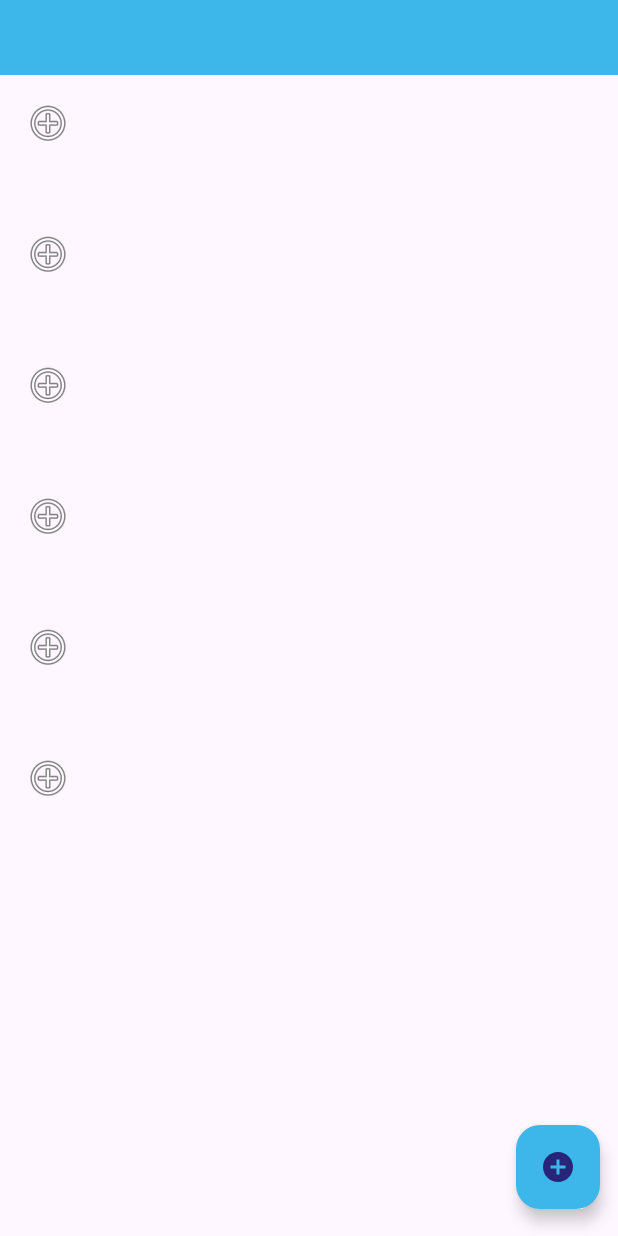
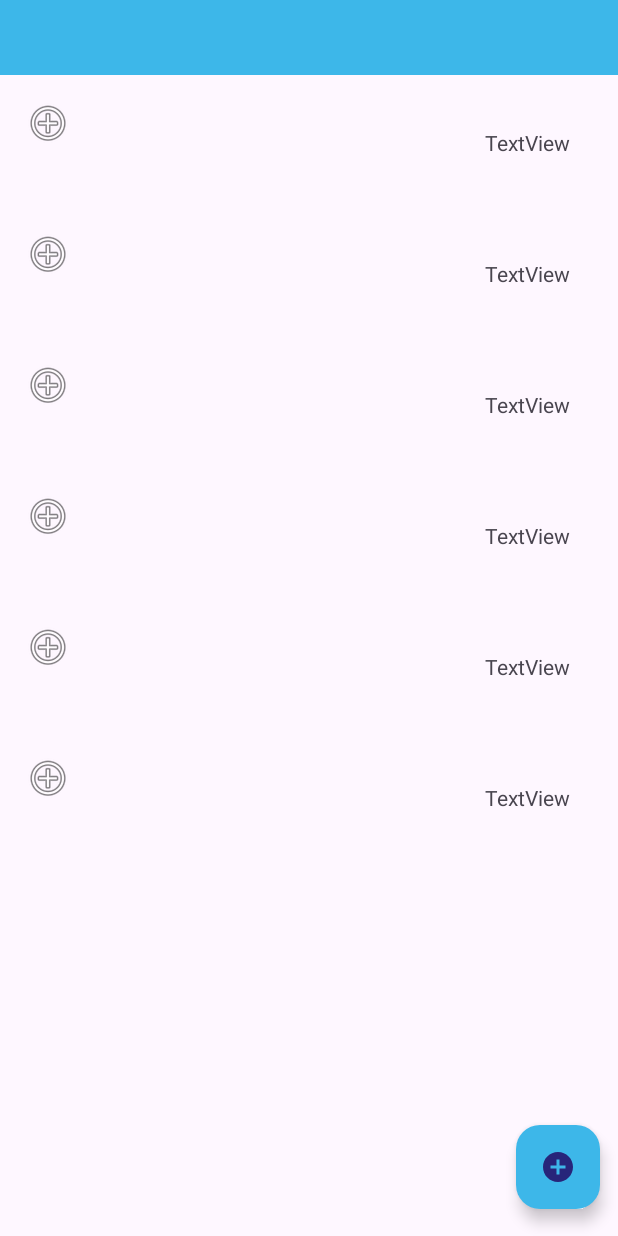
Before and after one commit to uhhigor/mobi23-planner, an Android app: the layout activity_tasks_list.xml on its own in the app's theme, with its tools: preview values and no code run, on a phone screen of 412 x 824 dp. Run offline under Robolectric (Android 15) with nearby library versions, the phone set to English and light mode, and no system bars.

Commit message:
Added TaskComparator.java, task sort, changing colors of tasks differs depending on state

```diff
--- a/app/src/main/java/com/example/mobi23_planner/data/DataManager.java
+++ b/app/src/main/java/com/example/mobi23_planner/data/DataManager.java
@@ -88,8 +88,12 @@ public class DataManager {
     }
 
     public List<Task> getTasks() {
+        TaskComparator taskComparator = new TaskComparator();
+        tasksList.sort(taskComparator);
         return tasksList;
     }
+
+
 
     public List<String> getGroups() {
         return groupsList;
--- a/app/src/main/res/layout/task_list_item.xml
+++ b/app/src/main/res/layout/task_list_item.xml
@@ -22,7 +22,7 @@
         android:layout_width="0dp"
         android:layout_height="wrap_content"
         android:layout_marginStart="8dp"
-        android:layout_marginEnd="8dp"
+        android:layout_marginEnd="32dp"
         android:fontFamily="sans-serif-medium"
         android:textColor="@color/black"
         android:textSize="20sp"
@@ -60,4 +60,12 @@
         app:layout_constraintTop_toBottomOf="@+id/tvName"
         tools:text="@tools:sample/date/ddmmyy" />
 
+    <TextView
+        android:id="@+id/tvTime"
+        android:layout_width="wrap_content"
+        android:layout_height="wrap_content"
+        android:text="TextView"
+        app:layout_constraintEnd_toEndOf="@+id/tvName"
+        app:layout_constraintTop_toBottomOf="@+id/tvName" />
+
 </androidx.constraintlayout.widget.ConstraintLayout>
```
Also changed, not shown: app/src/main/java/com/example/mobi23_planner/TasksAdapter.java (+54 -0 lines), app/src/main/java/com/example/mobi23_planner/data/TaskComparator.java (added, +16 -0 lines).
